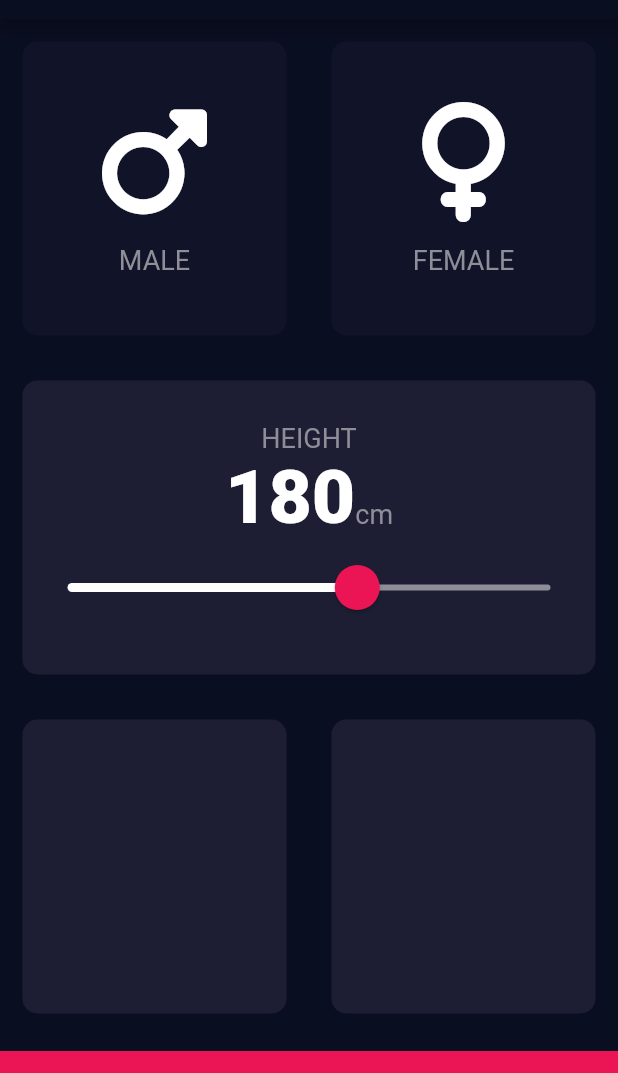
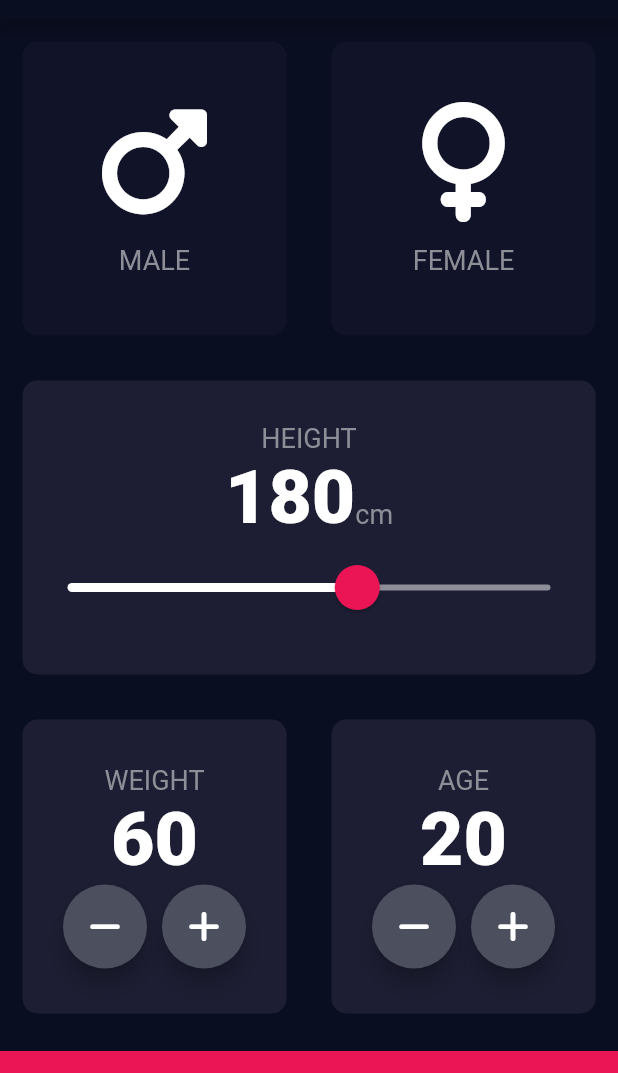
Before and after one commit to 95ImadEL/bmi-calculator, a Flutter app: the screen it shows after launch, on a phone screen of 412 x 824 dp, the part 65-1138 px from its top. Run offline on Flutter 3.47's test engine with Material 2 defaults, Android fonts, the phone set to English and light mode, and no system bars; our stand-ins replace font_awesome_flutter.

Commit message:
create weight and age widgets

```diff
--- a/lib/input_page.dart
+++ b/lib/input_page.dart
@@ -29,6 +29,8 @@ class _InputPageState extends State<InputPage> {
   Color femaleCardColour = kInactiveCardColor;
   Gender? selectedGender;
   int height = 180;
+  int weight = 60;
+  int age = 20;
 
   @override
   Widget build(BuildContext context) {
@@ -124,9 +126,83 @@ class _InputPageState extends State<InputPage> {
               children: [
                 ReusableCard(
                   colour: kActiveCardColor,
+                  cardChild: Column(
+                    mainAxisAlignment: MainAxisAlignment.center,
+                    children: [
+                      Text(
+                        'WEIGHT',
+                        style: kLabelTextStyle,
+                      ),
+                      Text(
+                        weight.toString(),
+                        style: kNumberTextStyle,
+                      ),
+                      Row(
+                        mainAxisAlignment: MainAxisAlignment.center,
+                        children: [
+                          RoundIconButton(
+                            icon: FontAwesomeIcons.minus,
+                            onPressed: () {
+                              setState(() {
+                                weight--;
+                              });
+                            },
+                          ),
+                          SizedBox(
+                            width: 10.0,
+                          ),
+                          RoundIconButton(
+                            icon: FontAwesomeIcons.plus,
+                            onPressed: () {
+                              setState(() {
+                                weight++;
+                              });
+                            },
+                          ),
+                        ],
+                      )
+                    ],
+                  ),
                 ),
                 ReusableCard(
                   colour: kActiveCardColor,
+                  cardChild: Column(
+                    mainAxisAlignment: MainAxisAlignment.center,
+                    children: [
+                      Text(
+                        'AGE',
+                        style: kLabelTextStyle,
+                      ),
+                      Text(
+                        age.toString(),
+                        style: kNumberTextStyle,
+                      ),
+                      Row(
+                        mainAxisAlignment: MainAxisAlignment.center,
+                        children: [
+                          RoundIconButton(
+                            icon: FontAwesomeIcons.minus,
+                            onPressed: () {
+                              setState(() {
+                                age--;
+                              });
+                            },
+                          ),
+                          SizedBox(
+                            width: 10.0,
+                          ),
+                          RoundIconButton(
+                            icon: FontAwesomeIcons.plus,
+                            onPressed: () {
+                              setState(() {
+                                age++;
+                              });
+                            },
+                          ),
+                        ],
+                      )
+                    ],
+                  ),
                 ),
               ],
             ),
@@ -142,3 +218,25 @@ class _InputPageState extends State<InputPage> {
     );
   }
 }
+
+class RoundIconButton extends StatelessWidget {
+  final IconData icon;
+  final void Function() onPressed;
+
+  const RoundIconButton({required this.icon, required this.onPressed});
+
+  @override
+  Widget build(BuildContext context) {
+    return RawMaterialButton(
+      onPressed: onPressed,
+      shape: CircleBorder(),
+      fillColor: Color(0xFF4C4F5E),
+      constraints: BoxConstraints.tightFor(
+        width: 56.0,
+        height: 56.0,
+      ),
+      elevation: 6.0,
+      child: Icon(icon),
+    );
+  }
+}
```
